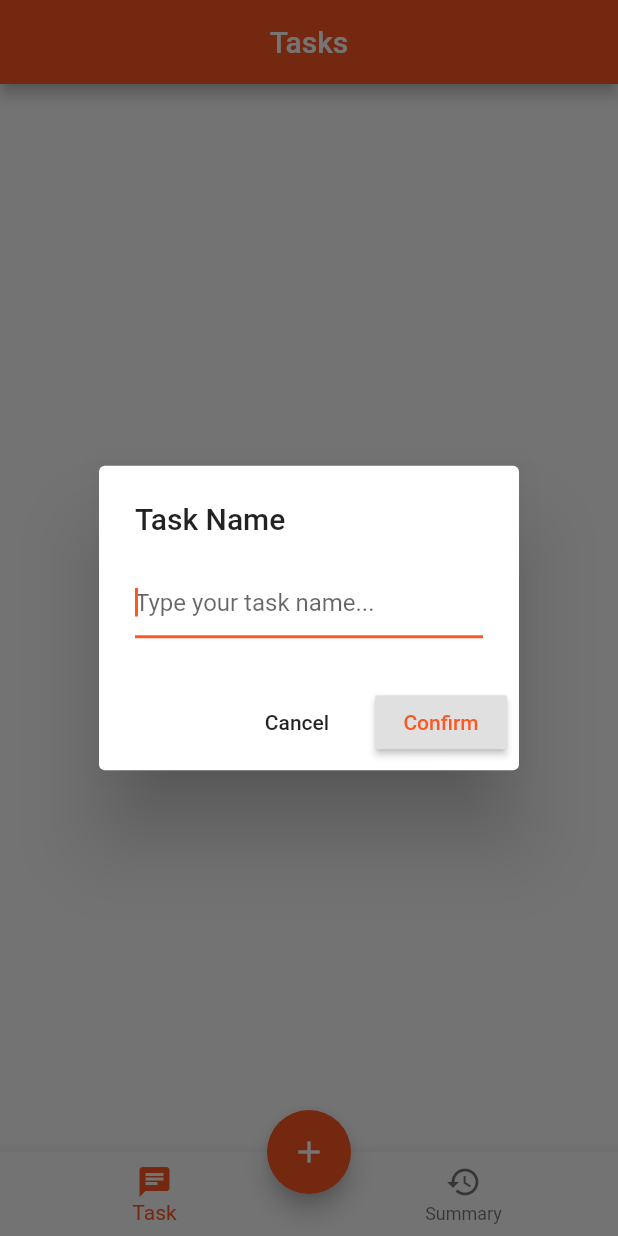
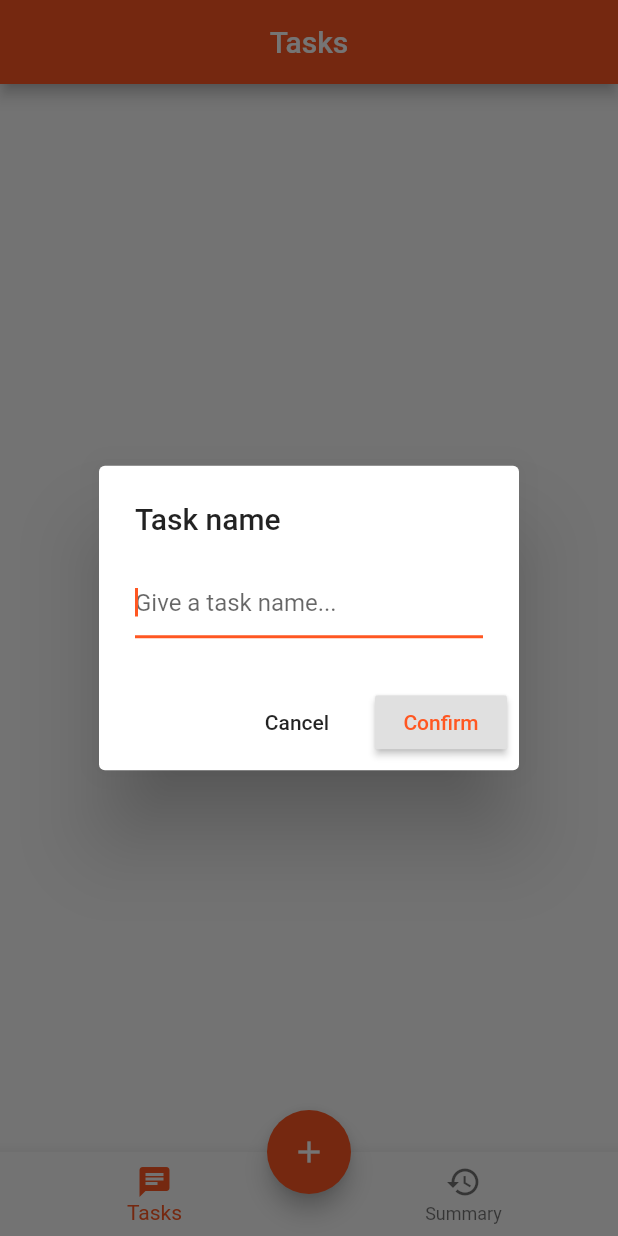
Before and after one commit to linusyoung/darka, a Flutter app: the screen it shows after launch, after a tap on the "add" icon, on a phone screen of 412 x 824 dp. Run offline on Flutter 3.47's test engine with Material 2 defaults, Android fonts, the phone set to English and light mode, and no system bars; our stand-ins replace audioplayers, bloc, flutter_bloc, percent_indicator, sqflite; missing offline and left inert: flutter_calendar; accounts and stored records are empty.

```diff
--- a/lib/l10n/intl_en.arb
+++ b/lib/l10n/intl_en.arb
@@ -35,7 +35,7 @@
     "type": "text",
     "placeholders": {}
   },
-  "newTaskHintText": "Give a task name...",
+  "newTaskHintText": "Type your task name...",
   "@newTaskHintText": {
     "description": "hint text when creating a new task.",
     "type": "text",
--- a/lib/main.dart
+++ b/lib/main.dart
@@ -1,12 +1,12 @@
 import 'package:flutter/material.dart';
-// import 'package:flutter_localizations/flutter_localizations.dart';
+import 'package:flutter_localizations/flutter_localizations.dart';
 import 'package:flutter/services.dart';
 import 'package:flutter_bloc/flutter_bloc.dart';
 import 'package:bloc/bloc.dart';
 import 'package:darka/blocs/blocs.dart';
 import 'package:darka/database/database.dart';
 import 'package:darka/pages/pages.dart';
-// import 'package:darka/locale/locales.dart';
+import 'package:darka/locale/locales.dart';
 
 void main() {
   BlocSupervisor.delegate = SimpleBlocDelegate();
@@ -30,15 +30,15 @@ class _DarkaAppState extends State<DarkaApp> {
       create: (BuildContext context) => taskBloc,
       child: MaterialApp(
         // TODO: fix locale
-        // localizationsDelegates: [
-        //   AppLocalizationsDelegate(),
-        //   // GlobalMaterialLocalizations.delegate,
-        //   // GlobalWidgetsLocalizations.delegate,
-        // ],
-        // supportedLocales: [
-        //   const Locale('en', ""),
-        //   const Locale('zh', ""),
-        // ],
+        localizationsDelegates: [
+          AppLocalizationsDelegate(),
+          GlobalMaterialLocalizations.delegate,
+          GlobalWidgetsLocalizations.delegate,
+        ],
+        supportedLocales: [
+          const Locale('en', ""),
+          const Locale('zh', ""),
+        ],
         debugShowCheckedModeBanner: false,
         title: 'Darka',
         theme: ThemeData(
--- a/lib/pages/home_page.dart
+++ b/lib/pages/home_page.dart
@@ -1,6 +1,6 @@
 import 'dart:async';
 
-// import 'package:darka/locale/locales.dart';
+import 'package:darka/locale/locales.dart';
 import 'package:flutter_bloc/flutter_bloc.dart';
 import 'package:flutter/material.dart';
 import 'package:audioplayers/audio_cache.dart';
@@ -39,8 +39,6 @@ class _TaskPageState extends State<TaskPage> {
 
   @override
   Widget build(BuildContext context) {
-    // Locale locale = Localizations.localeOf(context);
-    // print(locale.languageCode);
     return BlocBuilder(
         bloc: _tabBloc,
         builder: (BuildContext context, AppTab activeTab) {
@@ -54,12 +52,14 @@ class _TaskPageState extends State<TaskPage> {
               appBar: AppBar(
                 title: activeTab == AppTab.tasks
                     ? Text(
-                        'Tasks',
-                        semanticsLabel: 'Tasks',
+                        '${AppLocalizations.of(context).bottomNavTask}',
+                        semanticsLabel:
+                            '${AppLocalizations.of(context).bottomNavTask}',
                       )
                     : Text(
-                        'Summary',
-                        semanticsLabel: 'Summary',
+                        '${AppLocalizations.of(context).bottomNavSummary}',
+                        semanticsLabel:
+                            '${AppLocalizations.of(context).bottomNavSummary}',
                       ),
                 centerTitle: true,
               ),
@@ -174,14 +174,15 @@ class _TaskPageState extends State<TaskPage> {
     String taskName;
     var inputText = AlertDialog(
       title: Text(
-        'Task Name',
-        semanticsLabel: 'Task Name',
+        '${AppLocalizations.of(context).taskName}',
+        semanticsLabel: '${AppLocalizations.of(context).taskName}',
       ),
       content: TextField(
         autofocus: true,
         decoration: InputDecoration(
-            hintText: 'Type your task name...',
-            semanticCounterText: 'Type your task name...'),
+            hintText: '${AppLocalizations.of(context).newTaskHintText}',
+            semanticCounterText:
+                '${AppLocalizations.of(context).newTaskHintText}'),
         onChanged: (text) {
           taskName = text;
         },
@@ -189,7 +190,8 @@ class _TaskPageState extends State<TaskPage> {
       actions: <Widget>[
         FlatButton(
           child: Text(
-            'Cancel',
+            '${AppLocalizations.of(context).buttonCancel}',
+            semanticsLabel: '${AppLocalizations.of(context).buttonCancel}',
           ),
           onPressed: () {
             Navigator.of(context).pop();
@@ -197,13 +199,12 @@ class _TaskPageState extends State<TaskPage> {
         ),
         RaisedButton(
             child: Text(
-              'Confirm',
-              semanticsLabel: 'Confirm',
+              '${AppLocalizations.of(context).buttonConfirm}',
+              semanticsLabel: '${AppLocalizations.of(context).buttonConfirm}',
             ),
             textColor: Colors.deepOrange,
             onPressed: () {
               Navigator.of(context).pop(taskName);
-              // print(taskName);
             }),
       ],
     );
--- a/lib/pages/summary_page.dart
+++ b/lib/pages/summary_page.dart
@@ -1,5 +1,5 @@
 import 'package:darka/blocs/blocs.dart';
-// import 'package:darka/locale/locales.dart';
+import 'package:darka/locale/locales.dart';
 import 'package:darka/model/models.dart';
 import 'package:flutter/material.dart';
 import 'package:flutter_bloc/flutter_bloc.dart';
@@ -39,8 +39,9 @@ class _SummaryState extends State<Summary> {
               Padding(
                 padding: const EdgeInsets.all(20.0),
                 child: Text(
-                  'Total Tasks: ${tasks.length}',
-                  semanticsLabel: 'Total Tasks ${tasks.length}',
+                  '${AppLocalizations.of(context).totalTasks}: ${tasks.length}',
+                  semanticsLabel:
+                      '${AppLocalizations.of(context).totalTasks} ${tasks.length}',
                   style: Theme.of(context).textTheme.display2,
                 ),
               ),
@@ -58,10 +59,10 @@ class _SummaryState extends State<Summary> {
                               semanticsLabel: task.name,
                             ),
                             subtitle: Text(
-                              """Date Added: ${task.dateAdded}
-Total Punched: $punched""",
+                              """${AppLocalizations.of(context).dateAdded}: ${task.dateAdded}
+${AppLocalizations.of(context).totalPunched}: $punched""",
                               semanticsLabel:
-                                  'Date Added ${task.dateAdded}, Total Punched $punched',
+                                  '${AppLocalizations.of(context).dateAdded} ${task.dateAdded}, ${AppLocalizations.of(context).totalPunched} $punched',
                             ),
                             trailing: IconButton(
                               icon: Icon(
--- a/lib/widgets/tab_selector.dart
+++ b/lib/widgets/tab_selector.dart
@@ -1,4 +1,4 @@
-// import 'package:darka/locale/locales.dart';
+import 'package:darka/locale/locales.dart';
 import 'package:darka/model/models.dart';
 import 'package:flutter/material.dart';
 
@@ -22,7 +22,9 @@ class TabSelector extends StatelessWidget {
           icon: Icon(
             tab == AppTab.tasks ? Icons.chat : Icons.history,
           ),
-          title: Text(tab == AppTab.tasks ? 'Task' : 'Summary'),
+          title: Text(tab == AppTab.tasks
+              ? '${AppLocalizations.of(context).bottomNavTask}'
+              : '${AppLocalizations.of(context).bottomNavSummary}'),
         );
       }).toList(),
     );
--- a/pubspec.yaml
+++ b/pubspec.yaml
@@ -16,8 +16,8 @@ dependencies:
   flutter:
     sdk: flutter
 
-  # flutter_localizations:
-  #   sdk: flutter
+  flutter_localizations:
+    sdk: flutter
 
   cupertino_icons: ^0.1.2
   sqflite: ^1.2.0
```
Also changed, not shown: lib/pages/detail_page.dart (+20 -12 lines).
